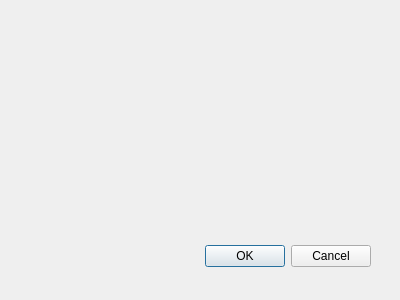
First picture: the form in LxMultiTool/dialoginstallapk.ui, repository lexpaval/LxMultiTool, before the edit.
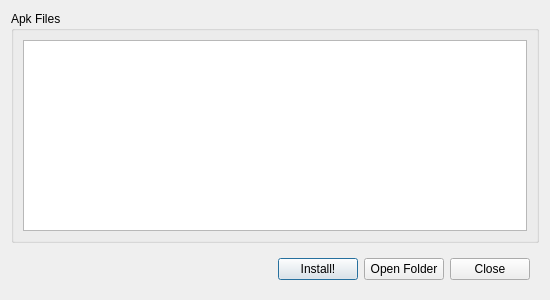
Second picture: the form after the edit. Icons and pictures are not drawn.

Commit message: [installapk] Added widgets to form

```diff
--- a/LxMultiTool/dialoginstallapk.ui
+++ b/LxMultiTool/dialoginstallapk.ui
@@ -6,29 +6,138 @@
    <rect>
     <x>0</x>
     <y>0</y>
-    <width>400</width>
+    <width>550</width>
     <height>300</height>
    </rect>
   </property>
   <property name="windowTitle">
    <string>Install Apk Menu</string>
   </property>
-  <widget class="QDialogButtonBox" name="buttonBox">
-   <property name="geometry">
-    <rect>
-     <x>30</x>
-     <y>240</y>
-     <width>341</width>
-     <height>32</height>
-    </rect>
-   </property>
-   <property name="orientation">
-    <enum>Qt::Horizontal</enum>
-   </property>
-   <property name="standardButtons">
-    <set>QDialogButtonBox::Cancel|QDialogButtonBox::Ok</set>
-   </property>
-  </widget>
+  <layout class="QGridLayout" name="gridLayout_2">
+   <item row="0" column="0" colspan="3">
+    <widget class="QGroupBox" name="groupBox">
+     <property name="title">
+      <string>Apk Files</string>
+     </property>
+     <layout class="QGridLayout" name="gridLayout">
+      <item row="0" column="0">
+       <widget class="QTableWidget" name="tableWidget">
+        <property name="contextMenuPolicy">
+         <enum>Qt::ActionsContextMenu</enum>
+        </property>
+        <property name="sizeAdjustPolicy">
+         <enum>QAbstractScrollArea::AdjustToContents</enum>
+        </property>
+        <property name="editTriggers">
+         <set>QAbstractItemView::NoEditTriggers</set>
+        </property>
+        <property name="selectionMode">
+         <enum>QAbstractItemView::SingleSelection</enum>
+        </property>
+        <property name="selectionBehavior">
+         <enum>QAbstractItemView::SelectRows</enum>
+        </property>
+        <property name="showGrid">
+         <bool>true</bool>
+        </property>
+        <property name="cornerButtonEnabled">
+         <bool>false</bool>
+        </property>
+        <attribute name="horizontalHeaderVisible">
+         <bool>true</bool>
+        </attribute>
+        <attribute name="verticalHeaderVisible">
+         <bool>false</bool>
+        </attribute>
+        <attribute name="verticalHeaderHighlightSections">
+         <bool>false</bool>
+        </attribute>
+       </widget>
+      </item>
+     </layout>
+    </widget>
+   </item>
+   <item row="1" column="1">
+    <spacer name="horizontalSpacer">
+     <property name="orientation">
+      <enum>Qt::Horizontal</enum>
+     </property>
+     <property name="sizeHint" stdset="0">
+      <size>
+       <width>257</width>
+       <height>20</height>
+      </size>
+     </property>
+    </spacer>
+   </item>
+   <item row="1" column="2">
+    <widget class="QFrame" name="frame">
+     <property name="maximumSize">
+      <size>
+       <width>328</width>
+       <height>44</height>
+      </size>
+     </property>
+     <layout class="QHBoxLayout" name="horizontalLayout">
+      <item>
+       <widget class="QPushButton" name="installButton">
+        <property name="toolTip">
+         <string>&lt;html&gt;&lt;head/&gt;&lt;body&gt;&lt;p&gt;Start the sideload process!&lt;/p&gt;&lt;/body&gt;&lt;/html&gt;</string>
+        </property>
+        <property name="text">
+         <string>Install!</string>
+        </property>
+        <property name="icon">
+         <iconset resource="icons.qrc">
+          <normaloff>:/Icons/application.png</normaloff>:/Icons/application.png</iconset>
+        </property>
+        <property name="iconSize">
+         <size>
+          <width>15</width>
+          <height>15</height>
+         </size>
+        </property>
+       </widget>
+      </item>
+      <item>
+       <widget class="QPushButton" name="exploreButton">
+        <property name="toolTip">
+         <string>&lt;html&gt;&lt;head/&gt;&lt;body&gt;&lt;p&gt;Open the folder containing the files for sideload.&lt;/p&gt;&lt;/body&gt;&lt;/html&gt;</string>
+        </property>
+        <property name="text">
+         <string>Open Folder</string>
+        </property>
+       </widget>
+      </item>
+      <item>
+       <widget class="QDialogButtonBox" name="buttonBox">
+        <property name="sizePolicy">
+         <sizepolicy hsizetype="Minimum" vsizetype="Fixed">
+          <horstretch>0</horstretch>
+          <verstretch>0</verstretch>
+         </sizepolicy>
+        </property>
+        <property name="focusPolicy">
+         <enum>Qt::TabFocus</enum>
+        </property>
+        <property name="toolTip">
+         <string>&lt;html&gt;&lt;head/&gt;&lt;body&gt;&lt;p&gt;Close this window.&lt;/p&gt;&lt;/body&gt;&lt;/html&gt;</string>
+        </property>
+        <property name="orientation">
+         <enum>Qt::Horizontal</enum>
+        </property>
+        <property name="standardButtons">
+         <set>QDialogButtonBox::Close</set>
+        </property>
+        <property name="centerButtons">
+         <bool>true</bool>
+        </property>
+       </widget>
+      </item>
+     </layout>
+    </widget>
+   </item>
+  </layout>
  </widget>
  <resources/>
  <connections>
```
Left out of the diff: 28 changed lines with no effect on the pictures.
